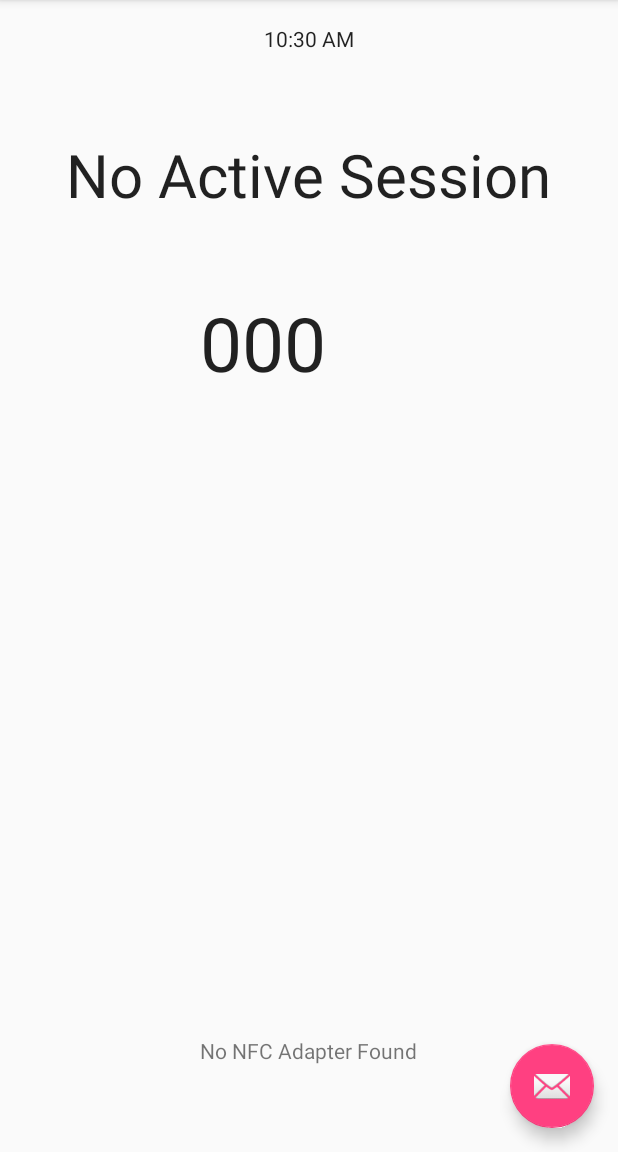
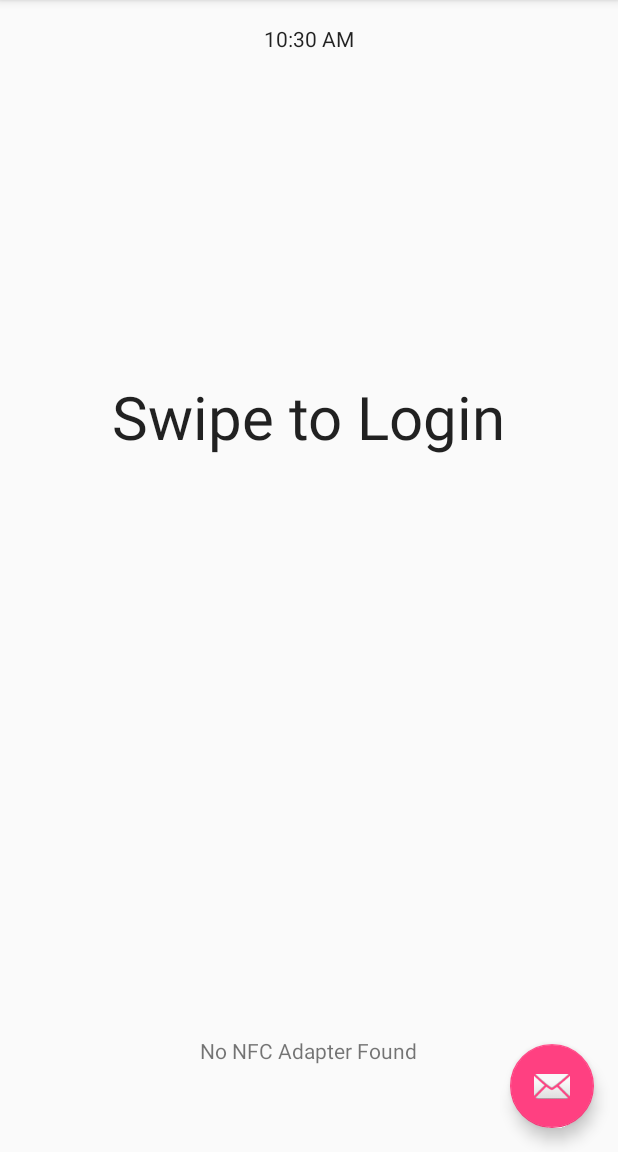
Before and after one commit to jzburns/Accendo, an Android app: the screen it shows after launch (MainActivity), on a phone screen of 412 x 824 dp, the part 84-1236 px from its top. Run offline under Robolectric (Android 15) with nearby library versions, the phone set to English and light mode, and no system bars.

Commit message:
basic stuff

```diff
--- a/ClassTrack/app/src/main/AndroidManifest.xml
+++ b/ClassTrack/app/src/main/AndroidManifest.xml
@@ -32,6 +32,8 @@
                 android:label="@string/title_activity_start_new_session"
                 android:theme="@style/AppTheme.NoActionBar">
         </activity>
+        <activity android:name=".EnterPin">
+        </activity>
     </application>
 
 </manifest>
--- a/ClassTrack/app/src/main/res/layout/content_main.xml
+++ b/ClassTrack/app/src/main/res/layout/content_main.xml
@@ -13,37 +13,20 @@
         tools:context="com.sdev.accendo.MainActivity">
 
 
-    <Button
-            android:layout_width="wrap_content"
-            android:layout_height="wrap_content"
-            android:text="Start New Session"
-            android:id="@+id/button"
-            android:layout_below="@+id/textView5" android:layout_centerHorizontal="true"
-            android:layout_marginTop="40dp"/>
     <TextView
             android:layout_width="wrap_content"
             android:layout_height="wrap_content"
             android:textAppearance="?android:attr/textAppearanceLarge"
-            android:text="No Active Session"
+            android:text="Swipe to Login"
             android:id="@+id/textView4"
-            android:textSize="40dp" android:layout_below="@+id/textClock" android:layout_centerHorizontal="true"
-            android:layout_marginTop="54dp"/>
+            android:textSize="40dp"
+            android:layout_marginTop="215dp" android:layout_below="@+id/textClock"
+            android:layout_centerHorizontal="true"/>
     <TextClock
             android:layout_width="wrap_content"
             android:layout_height="wrap_content"
             android:id="@+id/textClock" android:layout_alignParentTop="true" android:layout_centerHorizontal="true"/>
 
-    <TextView android:layout_width="wrap_content" android:layout_height="wrap_content" android:text="000"
-              android:textAppearance="?android:attr/textAppearanceLarge" android:id="@+id/textView5"
-              android:height="60dp" android:width="80dp" android:textSize="50dp"
-              android:layout_marginTop="51dp"
-              android:layout_below="@+id/textView4" android:layout_alignEnd="@+id/button2"
-              android:layout_alignStart="@+id/textView3"/>
-
-    <Button android:layout_width="wrap_content" android:layout_height="wrap_content" android:text="Sync Session"
-            android:id="@+id/button2"
-            android:layout_alignTop="@+id/button" android:layout_centerHorizontal="true"
-            android:layout_marginTop="65dp"/>
     <TextView
             android:layout_width="wrap_content"
             android:layout_height="wrap_content"
```
Also changed, not shown: ClassTrack/app/src/main/java/com/sdev/accendo/EnterPin.java (added, +86 -0 lines), ClassTrack/app/src/main/java/com/sdev/accendo/MainActivity.java (+9 -8 lines), ClassTrack/app/src/main/java/com/sdev/accendo/StartNewSession.java (+65 -1 lines), ClassTrack/app/src/main/res/layout/activity_enter_pin.xml (added, +37 -0 lines), 4 other files.
